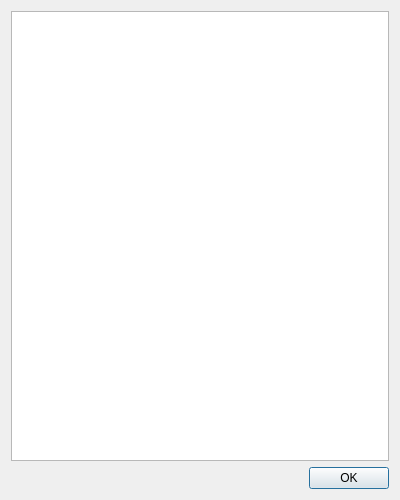
First picture: the form in dlgAboutGeoApt.ui, repository g-sherman/GeoApt, before the edit.
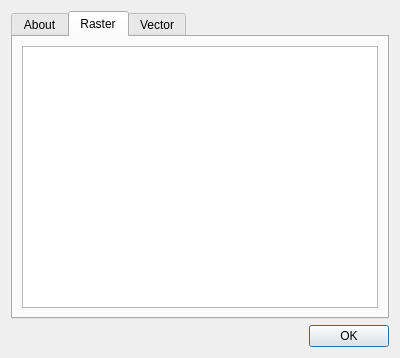
Second picture: the form after the edit. The open tabs and pages were chosen to show the change.

Commit message: Tabbed the About dialog. Version number now shows last commit hash

What changed in the file:
```diff
--- a/dlgAboutGeoApt.ui
+++ b/dlgAboutGeoApt.ui
@@ -7,17 +7,60 @@
     <x>0</x>
     <y>0</y>
     <width>400</width>
-    <height>500</height>
+    <height>358</height>
    </rect>
   </property>
   <property name="windowTitle">
    <string>About GeoApt Data Browser</string>
   </property>
-  <layout class="QGridLayout" name="gridLayout">
-   <item row="0" column="0">
-    <widget class="QTextBrowser" name="textBrowser"/>
+  <layout class="QVBoxLayout" name="verticalLayout">
+   <item>
+    <widget class="QTabWidget" name="tabWidget">
+     <property name="currentIndex">
+      <number>0</number>
+     </property>
+     <widget class="QWidget" name="tab">
+      <attribute name="title">
+       <string>About</string>
+      </attribute>
+      <attribute name="toolTip">
+       <string>About GeoApt</string>
+      </attribute>
+      <layout class="QGridLayout" name="gridLayout">
+       <item row="0" column="0">
+        <widget class="QTextBrowser" name="textBrowser"/>
+       </item>
+      </layout>
+     </widget>
+     <widget class="QWidget" name="tab_3">
+      <attribute name="title">
+       <string>Raster</string>
+      </attribute>
+      <attribute name="toolTip">
+       <string>Raster capabilities</string>
+      </attribute>
+      <layout class="QGridLayout" name="gridLayout_2">
+       <item row="0" column="0">
+        <widget class="QTextBrowser" name="textBrowser_raster"/>
+       </item>
+      </layout>
+     </widget>
+     <widget class="QWidget" name="tab_2">
+      <attribute name="title">
+       <string>Vector</string>
+      </attribute>
+      <attribute name="toolTip">
+       <string>Vector capabilities</string>
+      </attribute>
+      <layout class="QGridLayout" name="gridLayout_3">
+       <item row="0" column="0">
+        <widget class="QTextBrowser" name="textBrowser_vector"/>
+       </item>
+      </layout>
+     </widget>
+    </widget>
    </item>
-   <item row="1" column="0">
+   <item>
     <widget class="QDialogButtonBox" name="buttonBox">
      <property name="orientation">
       <enum>Qt::Horizontal</enum>
```
The commit also changes 3 other files.
